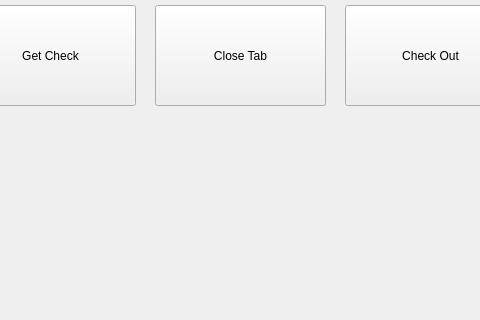
This is staffstage.ui in kleiser135/Kitchen-Management as Qt 5 draws it before an edit; both pictures show x 295 to 775 and y 345 to 665 of the 1024 by 768 pixel window. The edited form follows.
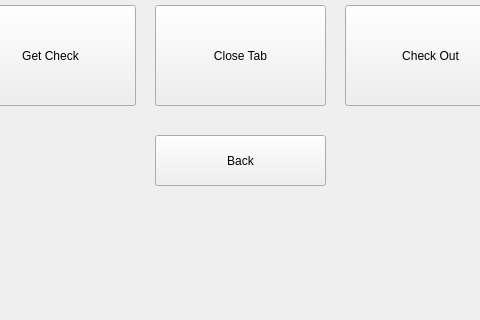
This is the edited form.

Commit message:
Added all navigation buttons
You can now navigate through every menu with the ability to go back and forth.

What changed in the file:
```diff
--- a/staffstage.ui
+++ b/staffstage.ui
@@ -109,6 +109,19 @@
     <string>Close Tab</string>
    </property>
   </widget>
+  <widget class="QPushButton" name="pushButton">
+   <property name="geometry">
+    <rect>
+     <x>450</x>
+     <y>480</y>
+     <width>171</width>
+     <height>51</height>
+    </rect>
+   </property>
+   <property name="text">
+    <string>Back</string>
+   </property>
+  </widget>
  </widget>
  <resources/>
  <connections/>
```
The commit also changes 14 other files.
